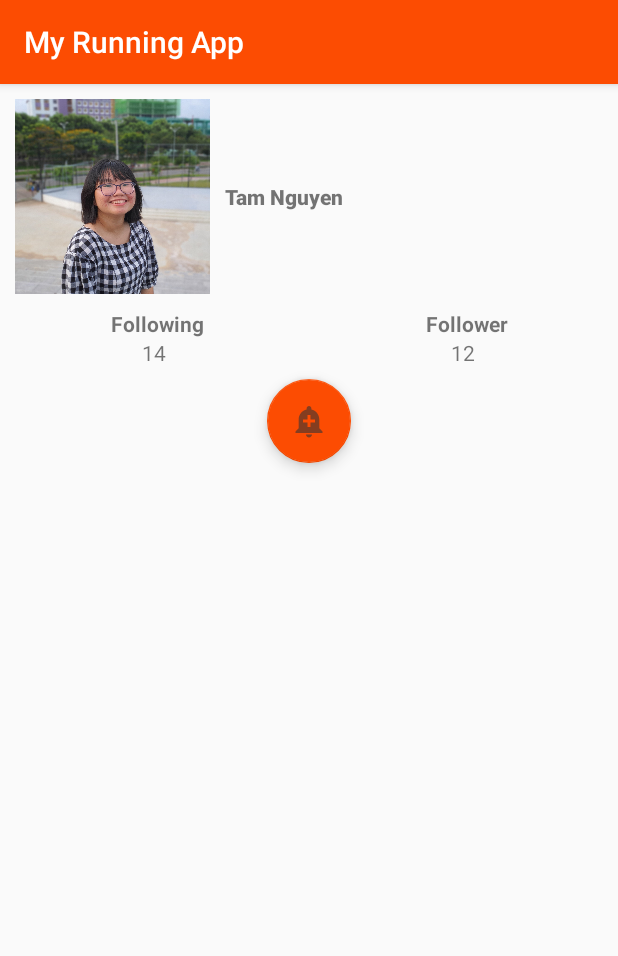
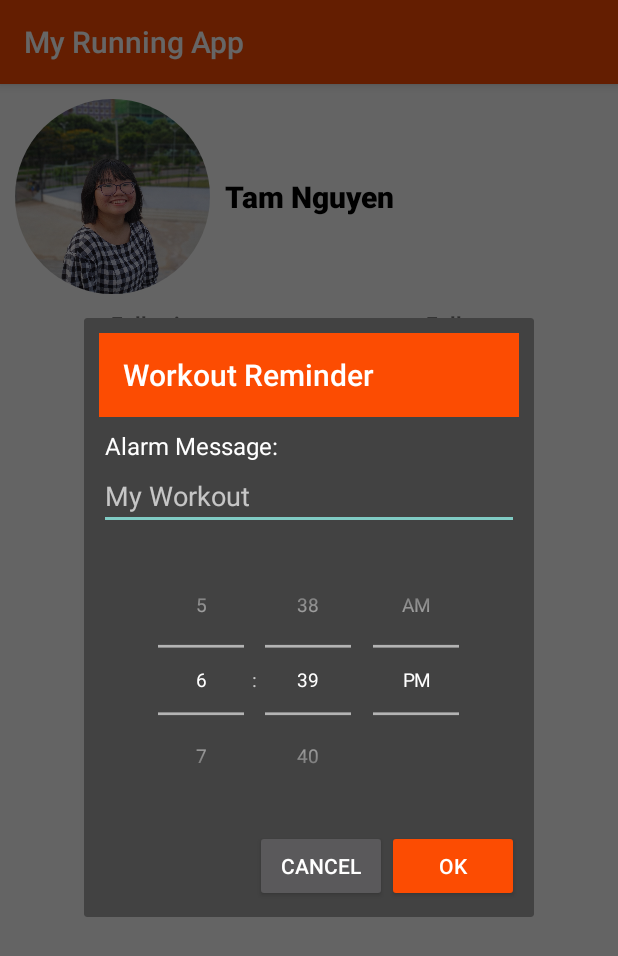
Before and after one commit to tamtamhihi/MyRunningApp, an Android app: the screen it shows after launch (MainActivity), after a tap on an icon or button, on a phone screen of 412 x 824 dp. Shown: the top 956 px of the screen. Run offline under Robolectric (Android 15) with nearby library versions, the phone set to English and light mode, and no system bars; our stand-ins replace CircleImageView.

Commit message:
First intent: Alarm Clock

```diff
--- a/app/build.gradle
+++ b/app/build.gradle
@@ -25,8 +25,8 @@ android {
 
 dependencies {
     implementation fileTree(dir: 'libs', include: ['*.jar'])
-    //noinspection GradleDependency
     implementation 'com.google.android.material:material:1.0.0-rc01'
+    implementation 'de.hdodenhof:circleimageview:3.1.0'
     implementation 'androidx.appcompat:appcompat:1.3.0'
     implementation 'androidx.constraintlayout:constraintlayout:2.0.4'
     testImplementation 'junit:junit:4.12'
--- a/app/src/main/AndroidManifest.xml
+++ b/app/src/main/AndroidManifest.xml
@@ -1,6 +1,7 @@
 <?xml version="1.0" encoding="utf-8"?>
 <manifest xmlns:android="http://schemas.android.com/apk/res/android"
     package="com.example.myrunningapp">
+    <uses-permission android:name="com.android.alarm.permission.SET_ALARM" />
 
     <application
         android:allowBackup="true"
@@ -12,7 +13,7 @@
         <activity android:name=".MainActivity">
             <intent-filter>
                 <action android:name="android.intent.action.MAIN" />
-
+                <action android:name="android.intent.action.SET_ALARM" />
                 <category android:name="android.intent.category.LAUNCHER" />
             </intent-filter>
         </activity>
--- a/app/src/main/java/com/example/myrunningapp/MainActivity.java
+++ b/app/src/main/java/com/example/myrunningapp/MainActivity.java
@@ -3,10 +3,20 @@ package com.example.myrunningapp;
 import androidx.appcompat.app.AppCompatActivity;
 
 import android.app.Dialog;
+import android.content.Intent;
 import android.os.Bundle;
+import android.provider.AlarmClock;
 import android.view.View;
+import android.widget.Button;
+import android.widget.DatePicker;
+import android.widget.EditText;
+import android.widget.TimePicker;
+import android.widget.Toast;
 
 import com.google.android.material.floatingactionbutton.FloatingActionButton;
+
+import java.util.Calendar;
+import java.util.Date;
 
 public class MainActivity extends AppCompatActivity {
 
@@ -18,8 +28,40 @@ public class MainActivity extends AppCompatActivity {
         reminderButton.setOnClickListener(new View.OnClickListener() {
             @Override
             public void onClick(View view) {
-                Dialog dialog = new Dialog(MainActivity.this);
+                final Dialog dialog = new Dialog(MainActivity.this, android.R.style.Theme_Material_Dialog_NoActionBar);
+                dialog.setContentView(R.layout.reminder_dialog);
+                dialog.setCancelable(false);
 
+                final EditText message = dialog.findViewById(R.id.message);
+                final TimePicker timePicker = dialog.findViewById(R.id.time_picker);
+                Button cancelButton = dialog.findViewById(R.id.cancel_button);
+                Button okButton = dialog.findViewById(R.id.ok_button);
+                cancelButton.setOnClickListener(new View.OnClickListener() {
+                    @Override
+                    public void onClick(View v) {
+                        dialog.dismiss();
+                    }
+                });
+                okButton.setOnClickListener(new View.OnClickListener() {
+                    @Override
+                    public void onClick(View v) {
+                        int minute = timePicker.getMinute();
+                        int hour = timePicker.getHour();
+                        String myMessage = message.getText().toString();
+                        if (myMessage.trim().isEmpty())
+                            myMessage = "My Workout";
+
+                        Intent intent = new Intent(AlarmClock.ACTION_SET_ALARM)
+                                .putExtra(AlarmClock.EXTRA_MESSAGE, myMessage)
+                                .putExtra(AlarmClock.EXTRA_HOUR, hour)
+                                .putExtra(AlarmClock.EXTRA_MINUTES, minute);
+                        if (intent.resolveActivity(getPackageManager()) != null) {
+                            startActivity(intent);
+                        }
+                        dialog.dismiss();
+                    }
+                });
+                dialog.show();
             }
         });
     }
--- a/app/src/main/res/layout/activity_main.xml
+++ b/app/src/main/res/layout/activity_main.xml
@@ -11,7 +11,7 @@
         android:layout_width="match_parent"
         android:layout_height="wrap_content"
         android:orientation="horizontal">
-        <ImageView
+        <de.hdodenhof.circleimageview.CircleImageView
             android:id="@+id/avatar"
             android:layout_width="130dp"
             android:layout_height="130dp"
@@ -23,6 +23,8 @@
             android:layout_height="wrap_content"
             android:id="@+id/name"
             android:text="Tam Nguyen"
+            android:textColor="@color/black"
+            android:textSize="20sp"
             android:fontFamily="sans-serif-medium"
             android:layout_gravity="center"
             android:textStyle="bold"/>
@@ -72,8 +74,7 @@
         android:id="@+id/reminder"
         android:layout_margin="8dp"
         android:layout_gravity="center"
-        android:src="@drawable/reminder"
-        />
+        android:src="@drawable/reminder" />
 
 
 
--- a/app/src/main/res/layout/reminder_dialog.xml
+++ b/app/src/main/res/layout/reminder_dialog.xml
@@ -1,19 +1,56 @@
 <?xml version="1.0" encoding="utf-8"?>
 <LinearLayout xmlns:android="http://schemas.android.com/apk/res/android"
     android:layout_width="match_parent"
-    android:layout_height="match_parent"
-    android:gravity="center"
-    android:orientation="vertical">
-
-    <DatePicker
-        android:layout_width="320dp"
-        android:layout_height="250dp"
-        android:layout_weight="1"
-        android:rotation="0" />
+    android:layout_height="wrap_content"
+    xmlns:app="http://schemas.android.com/apk/res-auto"
+    android:orientation="vertical"
+    android:padding="10dp">
+    <androidx.appcompat.widget.Toolbar
+        android:layout_width="match_parent"
+        android:layout_height="wrap_content"
+        android:background="@color/colorPrimary"
+        android:backgroundTint="@color/colorPrimary"
+        app:title="Workout Reminder"/>
+    <TextView
+        android:layout_width="match_parent"
+        android:layout_height="wrap_content"
+        android:text="Alarm Message:"
+        android:textSize="16sp"
+        android:textColor="@color/white"
+        android:layout_marginTop="8dp"
+        android:layout_marginStart="4dp"/>
+    <EditText
+        android:layout_width="match_parent"
+        android:layout_height="wrap_content"
+        android:id="@+id/message"
+        android:hint="My Workout"/>
 
     <TimePicker
-        android:layout_width="320dp"
-        android:layout_height="250dp"
-        android:layout_weight="1" />
+        android:id="@+id/time_picker"
+        android:layout_width="280dp"
+        android:layout_gravity="center"
+        android:scaleX="0.9"
+        android:scaleY="0.9"
+        android:timePickerMode="spinner"
+        android:layout_height="200dp" />
+    <LinearLayout
+        android:layout_width="match_parent"
+        android:layout_height="wrap_content"
+        android:orientation="horizontal"
+        android:gravity="end">
+        <Button
+            android:layout_width="wrap_content"
+            android:layout_height="wrap_content"
+            android:id="@+id/cancel_button"
+            android:text="Cancel"
+            android:textColor="@color/white"/>
+        <Button
+            android:id="@+id/ok_button"
+            android:layout_width="wrap_content"
+            android:layout_height="wrap_content"
+            android:text="OK"
+            android:backgroundTint="@color/colorPrimary"
+            android:textColor="@color/white"/>
+    </LinearLayout>
 
 </LinearLayout>
--- a/app/src/main/res/values/colors.xml
+++ b/app/src/main/res/values/colors.xml
@@ -3,4 +3,6 @@
     <color name="colorPrimary">#fc4c02</color>
     <color name="colorPrimaryDark">#fc4c02</color>
     <color name="colorAccent">#fc4c02</color>
+    <color name="white">#ffffff</color>
+    <color name="black">#000000</color>
 </resources>
```
